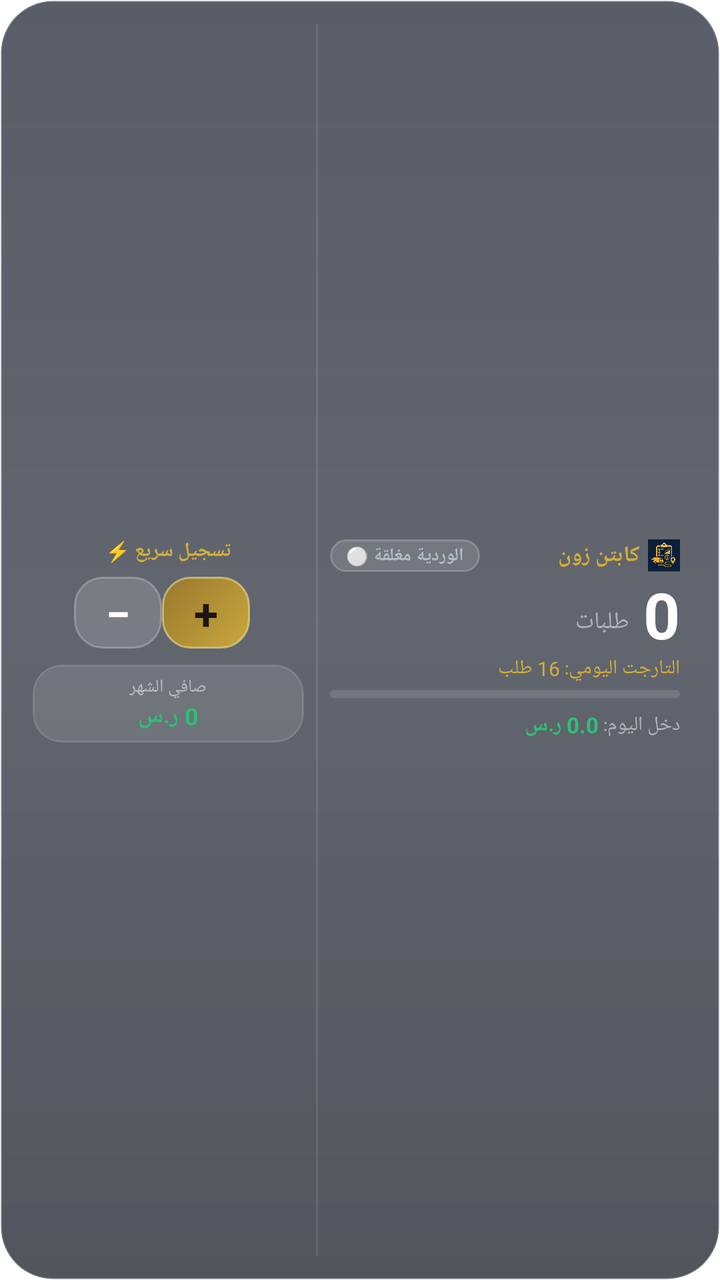
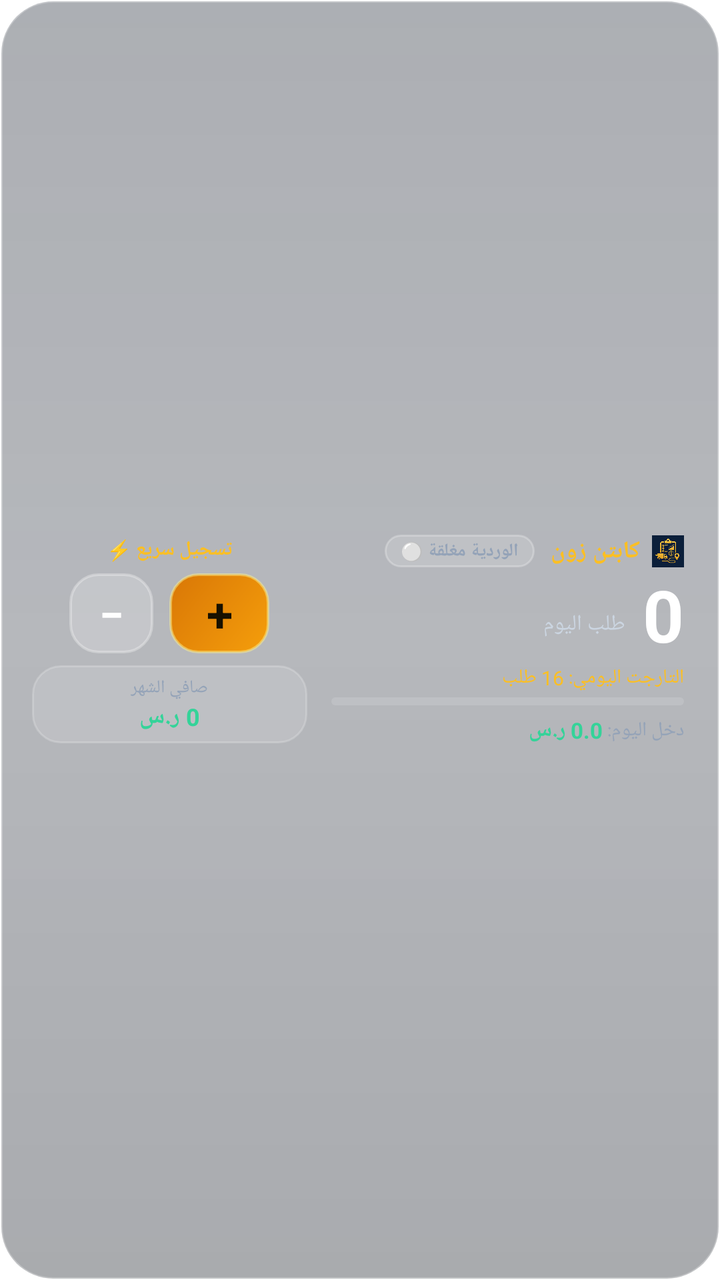

Compare the two renders of this Android layout. The source of the first and the diff that turns it into the second are given below.
<!-- AndroidManifest.xml: fallback theme Theme.MaterialComponents.DayNight.NoActionBar -->
<!-- res/layout/order_widget.xml -->
<?xml version="1.0" encoding="utf-8"?>
<LinearLayout xmlns:android="http://schemas.android.com/apk/res/android"
    android:id="@+id/widget_root"
    android:layout_width="match_parent"
    android:layout_height="match_parent"
    android:background="@drawable/widget_background"
    android:orientation="horizontal"
    android:paddingLeft="14dp"
    android:paddingRight="14dp"
    android:paddingTop="12dp"
    android:paddingBottom="12dp"
    android:layoutDirection="rtl"
    android:gravity="center_vertical">

    
    <LinearLayout
        android:id="@+id/widget_main_section"
        android:layout_width="0dp"
        android:layout_height="match_parent"
        android:layout_weight="1.25"
        android:orientation="vertical"
        android:gravity="center_vertical"
        android:paddingRight="6dp">

        
        <LinearLayout
            android:layout_width="match_parent"
            android:layout_height="wrap_content"
            android:orientation="horizontal"
            android:gravity="center_vertical"
            android:layout_marginBottom="4dp">

            <ImageView
                android:layout_width="16dp"
                android:layout_height="16dp"
                android:src="@mipmap/ic_launcher"
                android:layout_marginLeft="4dp"/>

            <TextView
                android:layout_width="wrap_content"
                android:layout_height="wrap_content"
                android:text="كابتن زون"
                android:textColor="#D4AF37"
                android:textStyle="bold"
                android:textSize="11sp"/>

            <FrameLayout
                android:layout_width="0dp"
                android:layout_height="1dp"
                android:layout_weight="1"/>

            
            <TextView
                android:id="@+id/widget_status_badge"
                android:layout_width="wrap_content"
                android:layout_height="wrap_content"
                android:background="@drawable/widget_badge_closed"
                android:paddingLeft="8dp"
                android:paddingRight="8dp"
                android:paddingTop="2dp"
                android:paddingBottom="2dp"
                android:text="الوردية مغلقة ⚪"
                android:textColor="#B0BEC5"
                android:textSize="9sp"
                android:textStyle="bold"/>
        </LinearLayout>

        
        <LinearLayout
            android:layout_width="wrap_content"
            android:layout_height="wrap_content"
            android:orientation="horizontal"
            android:gravity="bottom">

            <TextView
                android:id="@+id/widget_today_orders"
                android:layout_width="wrap_content"
                android:layout_height="wrap_content"
                android:text="0"
                android:textColor="#FFFFFF"
                android:textSize="32sp"
                android:textStyle="bold"
                android:includeFontPadding="false"/>

            <TextView
                android:layout_width="wrap_content"
                android:layout_height="wrap_content"
                android:text=" طلبات"
                android:textColor="#80FFFFFF"
                android:textSize="12sp"
                android:layout_marginRight="4dp"
                android:layout_marginBottom="4dp"/>
        </LinearLayout>

        
        <TextView
            android:id="@+id/widget_today_target_sub"
            android:layout_width="wrap_content"
            android:layout_height="wrap_content"
            android:text="التارجت اليومي: 16 طلب"
            android:textColor="#D4AF37"
            android:textSize="10sp"
            android:layout_marginBottom="4dp"/>

        
        <ProgressBar
            android:id="@+id/widget_progress_bar"
            style="?android:attr/progressBarStyleHorizontal"
            android:layout_width="match_parent"
            android:layout_height="4dp"
            android:max="100"
            android:progress="0"
            android:progressDrawable="@drawable/widget_progress_bar"
            android:layout_marginBottom="6dp"/>

        
        <LinearLayout
            android:layout_width="wrap_content"
            android:layout_height="wrap_content"
            android:orientation="horizontal"
            android:gravity="center_vertical">

            <TextView
                android:layout_width="wrap_content"
                android:layout_height="wrap_content"
                android:text="دخل اليوم: "
                android:textColor="#80FFFFFF"
                android:textSize="10sp"/>

            <TextView
                android:id="@+id/widget_today_income"
                android:layout_width="wrap_content"
                android:layout_height="wrap_content"
                android:text="0.0 ر.س"
                android:textColor="#2FBE77"
                android:textSize="11sp"
                android:textStyle="bold"/>
        </LinearLayout>

    </LinearLayout>

    
    <FrameLayout
        android:layout_width="1dp"
        android:layout_height="match_parent"
        android:background="#1AFFFFFF"
        android:layout_marginLeft="6dp"
        android:layout_marginRight="6dp"/>

    
    <LinearLayout
        android:layout_width="0dp"
        android:layout_height="match_parent"
        android:layout_weight="0.95"
        android:orientation="vertical"
        android:gravity="center"
        android:paddingLeft="2dp">

        
        <TextView
            android:layout_width="wrap_content"
            android:layout_height="wrap_content"
            android:text="تسجيل سريع ⚡"
            android:textColor="#D4AF37"
            android:textSize="10sp"
            android:textStyle="bold"
            android:layout_marginBottom="6dp"/>

        
        <LinearLayout
            android:layout_width="match_parent"
            android:layout_height="wrap_content"
            android:orientation="horizontal"
            android:gravity="center"
            android:layout_marginBottom="8dp">

            
            <TextView
                android:id="@+id/widget_btn_plus"
                android:layout_width="44dp"
                android:layout_height="36dp"
                android:background="@drawable/widget_btn_add"
                android:gravity="center"
                android:text="+"
                android:textColor="#1A1612"
                android:textSize="22sp"
                android:textStyle="bold"
                android:layout_marginLeft="6dp"
                android:layout_marginStart="6dp"/>

            
            <TextView
                android:id="@+id/widget_btn_minus"
                android:layout_width="44dp"
                android:layout_height="36dp"
                android:background="@drawable/widget_btn_sub"
                android:gravity="center"
                android:text="−"
                android:textColor="#FFFFFF"
                android:textSize="22sp"
                android:textStyle="bold"/>
        </LinearLayout>

        
        <LinearLayout
            android:id="@+id/widget_month_card"
            android:layout_width="match_parent"
            android:layout_height="wrap_content"
            android:background="@drawable/widget_chip_glass"
            android:paddingLeft="8dp"
            android:paddingRight="8dp"
            android:paddingTop="5dp"
            android:paddingBottom="5dp"
            android:gravity="center"
            android:orientation="vertical">

            <TextView
                android:id="@+id/widget_month_name_label"
                android:layout_width="wrap_content"
                android:layout_height="wrap_content"
                android:text="صافي الشهر"
                android:textColor="#80FFFFFF"
                android:textSize="9sp"/>

            <TextView
                android:id="@+id/widget_month_net"
                android:layout_width="wrap_content"
                android:layout_height="wrap_content"
                android:text="0 ر.س"
                android:textColor="#2FBE77"
                android:textSize="12sp"
                android:textStyle="bold"/>
        </LinearLayout>

    </LinearLayout>

</LinearLayout>
<!-- resources referenced by this layout -->
<resources>
  <!-- drawable widget_background (drawable) -->
  <?xml version="1.0" encoding="utf-8"?>
  <shape xmlns:android="http://schemas.android.com/apk/res/android">
      <corners android:radius="26dp"/>
      <gradient
          android:startColor="#B3121927"
          android:centerColor="#A60D1320"
          android:endColor="#B3080D17"
          android:angle="270"/>
      <stroke
          android:width="1dp"
          android:color="#33FFFFFF"/>
  </shape>
  <!-- drawable widget_badge_closed (drawable) -->
  <?xml version="1.0" encoding="utf-8"?>
  <shape xmlns:android="http://schemas.android.com/apk/res/android">
      <corners android:radius="14dp"/>
      <solid android:color="#20FFFFFF"/>
      <stroke
          android:width="1dp"
          android:color="#35FFFFFF"/>
  </shape>
  <!-- drawable widget_btn_add (drawable) -->
  <?xml version="1.0" encoding="utf-8"?>
  <shape xmlns:android="http://schemas.android.com/apk/res/android">
      <corners android:radius="14dp"/>
      <gradient
          android:startColor="#E6D4AF37"
          android:endColor="#CCA67C1E"
          android:angle="135"/>
      <stroke
          android:width="1dp"
          android:color="#80FFF2A3"/>
  </shape>
  <!-- drawable widget_btn_sub (drawable) -->
  <?xml version="1.0" encoding="utf-8"?>
  <shape xmlns:android="http://schemas.android.com/apk/res/android">
      <corners android:radius="14dp"/>
      <solid android:color="#26FFFFFF"/>
      <stroke
          android:width="1dp"
          android:color="#40FFFFFF"/>
  </shape>
  <!-- drawable widget_chip_glass (drawable) -->
  <?xml version="1.0" encoding="utf-8"?>
  <shape xmlns:android="http://schemas.android.com/apk/res/android">
      <corners android:radius="14dp"/>
      <solid android:color="#1AFFFFFF"/>
      <stroke
          android:width="1dp"
          android:color="#22FFFFFF"/>
  </shape>
  <!-- drawable widget_progress_bar (drawable) -->
  <?xml version="1.0" encoding="utf-8"?>
  <layer-list xmlns:android="http://schemas.android.com/apk/res/android">
      <item android:id="@android:id/background">
          <shape>
              <corners android:radius="6dp"/>
              <solid android:color="#20FFFFFF"/>
          </shape>
      </item>
      <item android:id="@android:id/progress">
          <clip>
              <shape>
                  <corners android:radius="6dp"/>
                  <gradient
                      android:startColor="#D4AF37"
                      android:endColor="#F5D061"
                      android:angle="0"/>
              </shape>
          </clip>
      </item>
  </layer-list>
  <!-- mipmap ic_launcher: png bitmap (mipmap-hdpi, 6735 bytes) -->
</resources>

<!-- the commit's change to res/layout/order_widget.xml (unified diff, before → after) -->
@@ -5,8 +5,8 @@
     android:layout_height="match_parent"
     android:background="@drawable/widget_background"
     android:orientation="horizontal"
-    android:paddingLeft="14dp"
-    android:paddingRight="14dp"
+    android:paddingLeft="16dp"
+    android:paddingRight="16dp"
     android:paddingTop="12dp"
     android:paddingBottom="12dp"
     android:layoutDirection="rtl"
@@ -17,14 +17,14 @@
         android:id="@+id/widget_main_section"
         android:layout_width="0dp"
         android:layout_height="match_parent"
-        android:layout_weight="1.25"
+        android:layout_weight="1.3"
         android:orientation="vertical"
         android:gravity="center_vertical"
-        android:paddingRight="6dp">
-
-        
-        <LinearLayout
-            android:layout_width="match_parent"
+        android:paddingRight="2dp">
+
+        
+        <LinearLayout
+            android:layout_width="wrap_content"
             android:layout_height="wrap_content"
             android:orientation="horizontal"
             android:gravity="center_vertical"
@@ -34,20 +34,16 @@
                 android:layout_width="16dp"
                 android:layout_height="16dp"
                 android:src="@mipmap/ic_launcher"
-                android:layout_marginLeft="4dp"/>
+                android:layout_marginLeft="6dp"/>
 
             <TextView
                 android:layout_width="wrap_content"
                 android:layout_height="wrap_content"
                 android:text="كابتن زون"
-                android:textColor="#D4AF37"
+                android:textColor="#FBBF24"
                 android:textStyle="bold"
-                android:textSize="11sp"/>
-
-            <FrameLayout
-                android:layout_width="0dp"
-                android:layout_height="1dp"
-                android:layout_weight="1"/>
+                android:textSize="12sp"
+                android:layout_marginLeft="8dp"/>
 
             
             <TextView
@@ -60,7 +56,7 @@
                 android:paddingTop="2dp"
                 android:paddingBottom="2dp"
                 android:text="الوردية مغلقة ⚪"
-                android:textColor="#B0BEC5"
+                android:textColor="#94A3B8"
                 android:textSize="9sp"
                 android:textStyle="bold"/>
         </LinearLayout>
@@ -70,7 +66,8 @@
             android:layout_width="wrap_content"
             android:layout_height="wrap_content"
             android:orientation="horizontal"
-            android:gravity="bottom">
+            android:gravity="bottom"
+            android:layout_marginBottom="2dp">
 
             <TextView
                 android:id="@+id/widget_today_orders"
@@ -78,18 +75,18 @@
                 android:layout_height="wrap_content"
                 android:text="0"
                 android:textColor="#FFFFFF"
-                android:textSize="32sp"
+                android:textSize="36sp"
                 android:textStyle="bold"
                 android:includeFontPadding="false"/>
 
             <TextView
                 android:layout_width="wrap_content"
                 android:layout_height="wrap_content"
-                android:text=" طلبات"
-                android:textColor="#80FFFFFF"
-                android:textSize="12sp"
-                android:layout_marginRight="4dp"
-                android:layout_marginBottom="4dp"/>
+                android:text=" طلب اليوم"
+                android:textColor="#CBD5E1"
+                android:textSize="11sp"
+                android:layout_marginRight="6dp"
+                android:layout_marginBottom="5dp"/>
         </LinearLayout>
 
         
@@ -98,9 +95,9 @@
             android:layout_width="wrap_content"
             android:layout_height="wrap_content"
             android:text="التارجت اليومي: 16 طلب"
-            android:textColor="#D4AF37"
+            android:textColor="#FBBF24"
             android:textSize="10sp"
-            android:layout_marginBottom="4dp"/>
+            android:layout_marginBottom="3dp"/>
 
         
         <ProgressBar
@@ -111,7 +108,7 @@
             android:max="100"
             android:progress="0"
             android:progressDrawable="@drawable/widget_progress_bar"
-            android:layout_marginBottom="6dp"/>
+            android:layout_marginBottom="5dp"/>
 
         
         <LinearLayout
@@ -124,7 +121,7 @@
                 android:layout_width="wrap_content"
                 android:layout_height="wrap_content"
                 android:text="دخل اليوم: "
-                android:textColor="#80FFFFFF"
+                android:textColor="#94A3B8"
                 android:textSize="10sp"/>
 
             <TextView
@@ -132,7 +129,7 @@
                 android:layout_width="wrap_content"
                 android:layout_height="wrap_content"
                 android:text="0.0 ر.س"
-                android:textColor="#2FBE77"
+                android:textColor="#34D399"
                 android:textSize="11sp"
                 android:textStyle="bold"/>
         </LinearLayout>
@@ -141,30 +138,26 @@
 
     
     <FrameLayout
-        android:layout_width="1dp"
-        android:layout_height="match_parent"
-        android:background="#1AFFFFFF"
-        android:layout_marginLeft="6dp"
-        android:layout_marginRight="6dp"/>
+        android:layout_width="12dp"
+        android:layout_height="match_parent"/>
 
     
     <LinearLayout
         android:layout_width="0dp"
         android:layout_height="match_parent"
-        android:layout_weight="0.95"
+        android:layout_weight="1.0"
         android:orientation="vertical"
-        android:gravity="center"
-        android:paddingLeft="2dp">
+        android:gravity="center">
 
         
         <TextView
             android:layout_width="wrap_content"
             android:layout_height="wrap_content"
             android:text="تسجيل سريع ⚡"
-            android:textColor="#D4AF37"
+            android:textColor="#FBBF24"
             android:textSize="10sp"
             android:textStyle="bold"
-            android:layout_marginBottom="6dp"/>
+            android:layout_marginBottom="5dp"/>
 
         
         <LinearLayout
@@ -172,27 +165,26 @@
             android:layout_height="wrap_content"
             android:orientation="horizontal"
             android:gravity="center"
-            android:layout_marginBottom="8dp">
+            android:layout_marginBottom="6dp">
 
             
             <TextView
                 android:id="@+id/widget_btn_plus"
-                android:layout_width="44dp"
-                android:layout_height="36dp"
+                android:layout_width="50dp"
+                android:layout_height="40dp"
                 android:background="@drawable/widget_btn_add"
                 android:gravity="center"
                 android:text="+"
-                android:textColor="#1A1612"
-                android:textSize="22sp"
+                android:textColor="#181100"
+                android:textSize="24sp"
                 android:textStyle="bold"
-                android:layout_marginLeft="6dp"
-                android:layout_marginStart="6dp"/>
+                android:layout_marginLeft="8dp"/>
 
             
             <TextView
                 android:id="@+id/widget_btn_minus"
-                android:layout_width="44dp"
-                android:layout_height="36dp"
+                android:layout_width="42dp"
+                android:layout_height="40dp"
                 android:background="@drawable/widget_btn_sub"
                 android:gravity="center"
                 android:text="−"
@@ -207,8 +199,8 @@
             android:layout_width="match_parent"
             android:layout_height="wrap_content"
             android:background="@drawable/widget_chip_glass"
-            android:paddingLeft="8dp"
-            android:paddingRight="8dp"
+            android:paddingLeft="10dp"
+            android:paddingRight="10dp"
             android:paddingTop="5dp"
             android:paddingBottom="5dp"
             android:gravity="center"
@@ -219,7 +211,7 @@
                 android:layout_width="wrap_content"
                 android:layout_height="wrap_content"
                 android:text="صافي الشهر"
-                android:textColor="#80FFFFFF"
+                android:textColor="#94A3B8"
                 android:textSize="9sp"/>
 
             <TextView
@@ -227,7 +219,7 @@
                 android:layout_width="wrap_content"
                 android:layout_height="wrap_content"
                 android:text="0 ر.س"
-                android:textColor="#2FBE77"
+                android:textColor="#34D399"
                 android:textSize="12sp"
                 android:textStyle="bold"/>
         </LinearLayout>
<!-- resource entries referenced after the edit -->
@@ -5,52 +5,52 @@
   <shape xmlns:android="http://schemas.android.com/apk/res/android">
       <corners android:radius="26dp"/>
       <gradient
-          android:startColor="#B3121927"
-          android:centerColor="#A60D1320"
-          android:endColor="#B3080D17"
+          android:startColor="#59121927"
+          android:centerColor="#4D0D1422"
+          android:endColor="#59080D18"
           android:angle="270"/>
       <stroke
-          android:width="1dp"
-          android:color="#33FFFFFF"/>
+          android:width="1.2dp"
+          android:color="#47FFFFFF"/>
   </shape>
   <!-- drawable widget_badge_closed (drawable) -->
+  <?xml version="1.0" encoding="utf-8"?>
+  <shape xmlns:android="http://schemas.android.com/apk/res/android">
+      <corners android:radius="12dp"/>
+      <solid android:color="#26FFFFFF"/>
+      <stroke
+          android:width="1dp"
+          android:color="#40FFFFFF"/>
+  </shape>
+  <!-- drawable widget_btn_add (drawable) -->
+  <?xml version="1.0" encoding="utf-8"?>
+  <shape xmlns:android="http://schemas.android.com/apk/res/android">
+      <corners android:radius="14dp"/>
+      <gradient
+          android:startColor="#FFF59E0B"
+          android:endColor="#FFD97706"
+          android:angle="135"/>
+      <stroke
+          android:width="1.2dp"
+          android:color="#80FEF08A"/>
+  </shape>
+  <!-- drawable widget_btn_sub (drawable) -->
+  <?xml version="1.0" encoding="utf-8"?>
+  <shape xmlns:android="http://schemas.android.com/apk/res/android">
+      <corners android:radius="14dp"/>
+      <solid android:color="#33FFFFFF"/>
+      <stroke
+          android:width="1.2dp"
+          android:color="#4DFFFFFF"/>
+  </shape>
+  <!-- drawable widget_chip_glass (drawable) -->
   <?xml version="1.0" encoding="utf-8"?>
   <shape xmlns:android="http://schemas.android.com/apk/res/android">
       <corners android:radius="14dp"/>
       <solid android:color="#20FFFFFF"/>
       <stroke
           android:width="1dp"
-          android:color="#35FFFFFF"/>
-  </shape>
-  <!-- drawable widget_btn_add (drawable) -->
-  <?xml version="1.0" encoding="utf-8"?>
-  <shape xmlns:android="http://schemas.android.com/apk/res/android">
-      <corners android:radius="14dp"/>
-      <gradient
-          android:startColor="#E6D4AF37"
-          android:endColor="#CCA67C1E"
-          android:angle="135"/>
-      <stroke
-          android:width="1dp"
-          android:color="#80FFF2A3"/>
-  </shape>
-  <!-- drawable widget_btn_sub (drawable) -->
-  <?xml version="1.0" encoding="utf-8"?>
-  <shape xmlns:android="http://schemas.android.com/apk/res/android">
-      <corners android:radius="14dp"/>
-      <solid android:color="#26FFFFFF"/>
-      <stroke
-          android:width="1dp"
-          android:color="#40FFFFFF"/>
-  </shape>
-  <!-- drawable widget_chip_glass (drawable) -->
-  <?xml version="1.0" encoding="utf-8"?>
-  <shape xmlns:android="http://schemas.android.com/apk/res/android">
-      <corners android:radius="14dp"/>
-      <solid android:color="#1AFFFFFF"/>
-      <stroke
-          android:width="1dp"
-          android:color="#22FFFFFF"/>
+          android:color="#33FFFFFF"/>
   </shape>
   <!-- drawable widget_progress_bar (drawable) -->
   <?xml version="1.0" encoding="utf-8"?>
